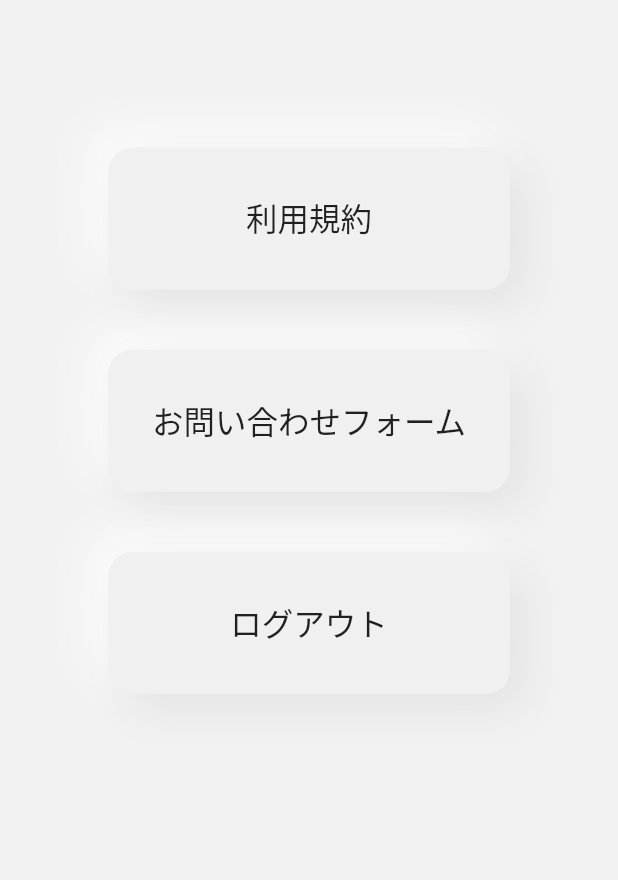
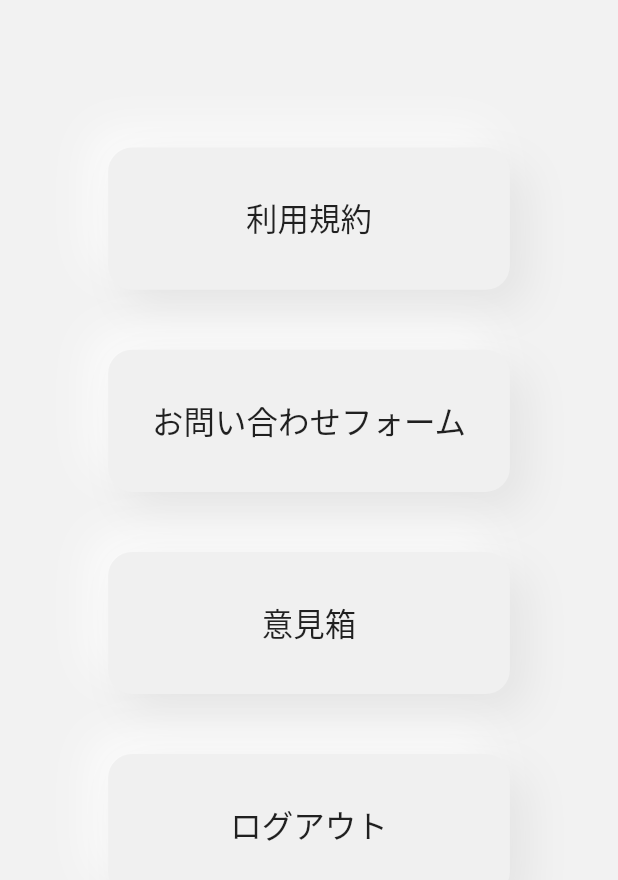
Before and after one commit to mine2424/Video-Keeper-app, a Flutter app: the Setting screen opened by its route, on a phone screen of 412 x 824 dp. Shown: the top 880 px of the screen. Run offline on Flutter 3.47's test engine with Material 2 defaults, Android fonts, the phone set to English and light mode, and no system bars; drawn by our look-alikes of clay_containers; our stand-ins replace cached_network_image, cloud_firestore, firebase_auth, firebase_core, firebase_messaging, fl_chart and 5 more; missing offline and left inert: youtube_api; accounts and stored records are empty.

Commit message:
設定に意見箱を追加しました

```diff
--- a/lib/setting/setting.dart
+++ b/lib/setting/setting.dart
@@ -57,10 +57,30 @@ class _SettingState extends State<Setting> {
                       Navigator.push(
                           context,
                           MaterialPageRoute(
-                              builder: (context) => ContactForm()));
+                              builder: (context) => ContactForm(idea:'none')));
                     },
                     child: Text(
                       'お問い合わせフォーム',
+                      style: TextStyle(fontSize: 21),
+                    ),
+                  ),
+                ),
+                SizedBox(height: 40),
+                ClayContainer(
+                  height: MediaQuery.of(context).size.width * 0.23,
+                  width: MediaQuery.of(context).size.width * 0.65,
+                  depth: 12,
+                  spread: 12,
+                  borderRadius: 16,
+                  child: FlatButton(
+                    onPressed: () {
+                      Navigator.push(
+                          context,
+                          MaterialPageRoute(
+                              builder: (context) => ContactForm(idea:'意見箱')));
+                    },
+                    child: Text(
+                      '意見箱',
                       style: TextStyle(fontSize: 21),
                     ),
                   ),
```
Also changed, not shown: lib/setting/form.dart (+13 -5 lines).
